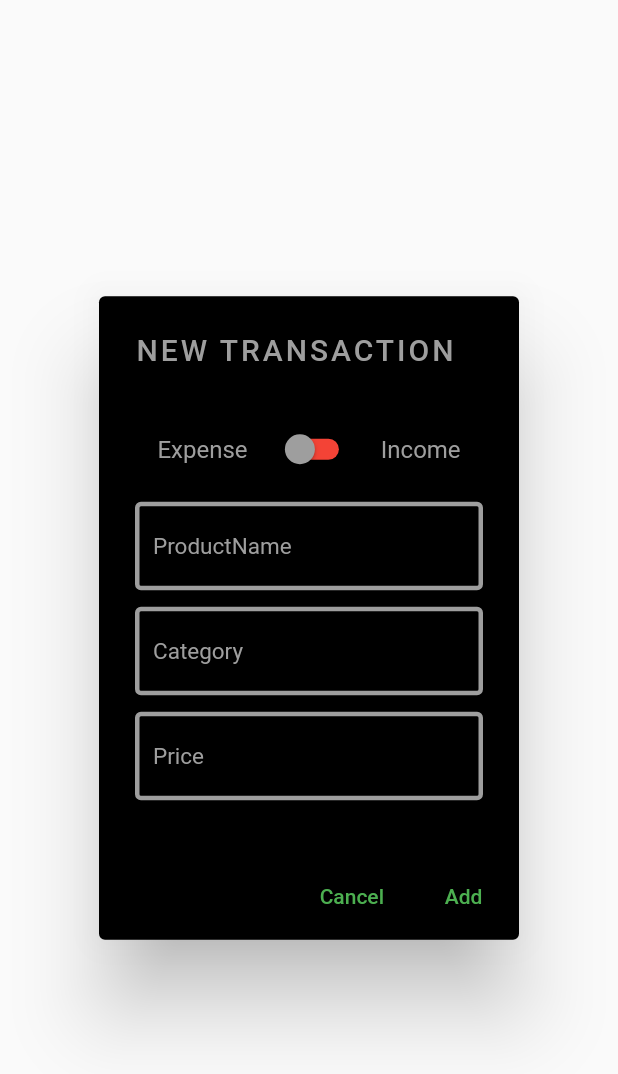
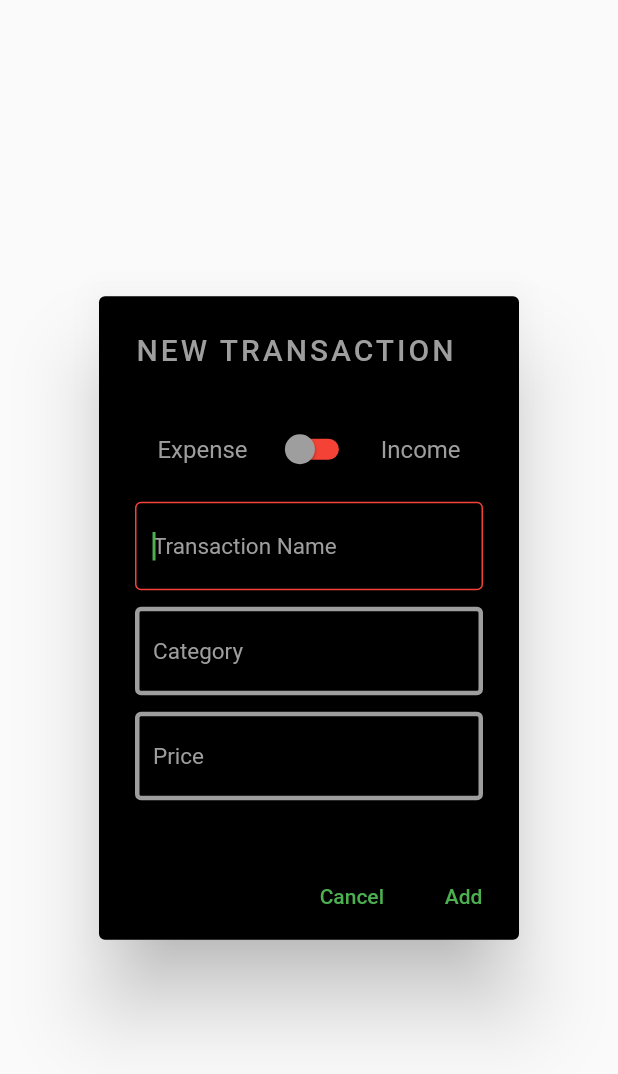
Before and after one commit to SSimoncs/mit-final-project, a Flutter app: the AddPage widget shown alone on an empty page, opened directly, after a tap on "Add", on a phone screen of 412 x 824 dp. Shown: the top 1074 px of the screen. Run offline on Flutter 3.47's test engine with Material 2 defaults, Android fonts, the phone set to English and light mode, and no system bars; network calls fail.

Commit message:
Modifed add page

```diff
--- a/lib/add_page.dart
+++ b/lib/add_page.dart
@@ -1,4 +1,5 @@
 import 'package:flutter/material.dart';
+import 'package:flutter/services.dart';
 import 'package:untitled/transaction_dataservice.dart';
 import 'package:untitled/transaction_model.dart';
 
@@ -79,43 +80,49 @@ class _AddPageState extends State<AddPage> {
                     ],
                   ),
                   TextField(
-                    style: TextStyle(color: Colors.white),
+                    style: const TextStyle(color: Colors.white),
+                    autofocus: true,
                     controller: txtProductName,
-                    decoration: const InputDecoration(
+                    decoration:  InputDecoration(
                       focusColor: Colors.red,
                       focusedBorder: OutlineInputBorder(
-                        borderRadius: BorderRadius.all(Radius.circular(4)),
-                        borderSide: BorderSide(width: 1, color: Colors.green),
+                        borderRadius: const BorderRadius.all(Radius.circular(4)),
+                        borderSide: BorderSide(
+                            width: 1,
+                            color:
+                                _isSwitch == true ? Colors.green : Colors.red),
                       ),
-                      enabledBorder: OutlineInputBorder(
+                      enabledBorder: const OutlineInputBorder(
                         borderRadius: BorderRadius.all(Radius.circular(4)),
                         borderSide: BorderSide(width: 3, color: Colors.grey),
                       ),
-                      hintText: 'ProductName',
-                      hintStyle: TextStyle(fontSize: 15.0, color: Colors.grey),
+                      hintText: 'Transaction Name',
+                      hintStyle: const TextStyle(fontSize: 15.0, color: Colors.grey),
                     ),
                   ),
                   TextField(
-                    style: TextStyle(color: Colors.white),
+                    style: const TextStyle(color: Colors.white),
                     controller: txtCategory,
-                    decoration: const InputDecoration(
+                    decoration:  InputDecoration(
                       focusColor: Colors.red,
                       focusedBorder: OutlineInputBorder(
-                        borderRadius: BorderRadius.all(Radius.circular(4)),
-                        borderSide: BorderSide(width: 1, color: Colors.green),
+                        borderRadius: const BorderRadius.all(Radius.circular(4)),
+                        borderSide: BorderSide(width: 1, color :_isSwitch == true ? Colors.green : Colors.red),
                       ),
-                      enabledBorder: OutlineInputBorder(
+                      enabledBorder: const OutlineInputBorder(
                         borderRadius: BorderRadius.all(Radius.circular(4)),
                         borderSide: BorderSide(width: 3, color: Colors.grey),
                       ),
                       hintText: 'Category',
-                      hintStyle: TextStyle(fontSize: 15.0, color: Colors.grey),
+                      hintStyle: const TextStyle(fontSize: 15.0, color: Colors.grey),
                     ),
                   ),
                   TextField(
-                    style: TextStyle(color: Colors.white),
+                    style: const TextStyle(color: Colors.white),
                     controller: txtPrice,
-                    keyboardType: TextInputType.number,
+                    inputFormatters: [
+                      FilteringTextInputFormatter.allow(RegExp(r"[0-9.]")),
+                    ],
                     decoration: const InputDecoration(
                       focusColor: Colors.red,
                       focusedBorder: OutlineInputBorder(
@@ -143,8 +150,12 @@ class _AddPageState extends State<AddPage> {
               OutlinedButton(
                 onPressed: () {
                   Navigator.of(context).pop(
-                    TransactionModel(txtProductName.text, txtCategory.text,
-                        _isSwitch == true?'INCOME':'EXPENSE', int.parse(txtPrice.text), 0),
+                    TransactionModel(
+                        txtProductName.text,
+                        txtCategory.text,
+                        _isSwitch == true ? 'INCOME' : 'EXPENSE',
+                        double.parse(txtPrice.text),
+                        0),
                   );
                 },
                 child: const Text('Add'),
--- a/lib/home_page.dart
+++ b/lib/home_page.dart
@@ -18,8 +18,8 @@ class HomePage extends StatefulWidget {
 
 class _HomePageState extends State<HomePage> {
   List<TransactionModel> lstTransactions = [];
-  int _totalIn = 0;
-  int _totalEx = 0;
+  double _totalIn = 0;
+  num _totalEx = 0;
 
   @override
   void initState() {
@@ -69,7 +69,7 @@ class _HomePageState extends State<HomePage> {
                             letterSpacing: 5.0),
                       ),
                        Text(
-                        (_totalIn - _totalEx).toString(),
+                        (_totalIn.toDouble() - _totalEx.toDouble()).toString(),
                         style: const TextStyle(color: Colors.grey, fontSize: 45.0),
                       ),
                       Row(
@@ -92,7 +92,7 @@ class _HomePageState extends State<HomePage> {
                                     style: TextStyle(color: Colors.grey),
                                   ),
                                   Text(
-                                    _totalIn.toString()+' \$',
+                                    _totalIn.toDouble().toString()+' \$',
                                     style: const TextStyle(color: Colors.grey),
                                   ),
                                 ],
@@ -116,7 +116,7 @@ class _HomePageState extends State<HomePage> {
                                     style: TextStyle(color: Colors.grey),
                                   ),
                                   Text(
-                                    _totalEx.toString()+' \$',
+                                    _totalEx.toDouble().toString()+' \$',
                                     style: const TextStyle(color: Colors.grey),
                                   ),
                                 ],
--- a/lib/main.dart
+++ b/lib/main.dart
@@ -14,7 +14,7 @@ class MyApp extends StatelessWidget {
       theme: ThemeData(
         primarySwatch: Colors.green,
       ),
-      home: const HomePage(),
+      home: HomePage(),
     );
   }
 }
--- a/lib/transaction_dataservice.dart
+++ b/lib/transaction_dataservice.dart
@@ -27,8 +27,8 @@ Future getTotal() async {
   transactions = jsonData.map((e) => TransactionModel.fromJson(e)).toList();
 }
 
-int totalIncome() {
-  int _total = 0;
+double totalIncome() {
+  double _total = 0;
   for (int i = 1; i < transactions.length; i++) {
     _total += transactions[i].type == 'INCOME' ? transactions[i].price : 0;
   }
@@ -36,8 +36,8 @@ int totalIncome() {
   return _total;
 }
 
-int totalExpense() {
-  int _total = 0;
+double totalExpense() {
+  double _total = 0;
   for (int i = 1; i < transactions.length; i++) {
     _total += transactions[i].type == 'EXPENSE' ? transactions[i].price : 0;
   }
--- a/lib/transaction_model.dart
+++ b/lib/transaction_model.dart
@@ -3,7 +3,7 @@ class TransactionModel {
    final String productName ;
    final String category ;
    final String type ;
-   final int price;
+   final double price;
 
    TransactionModel(this.productName,this.category,this.type,this.price, this.id);
 
@@ -11,6 +11,6 @@ class TransactionModel {
    :  productName=json['product_name'],
       category=json['category'],
       type=json['type'],
-      price=json['price'],
+      price=json['price'].toDouble(),
       id=json['id'];
 }
```
